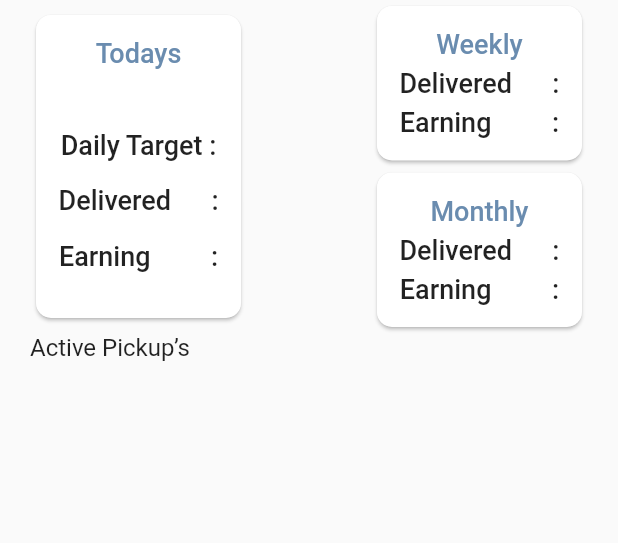
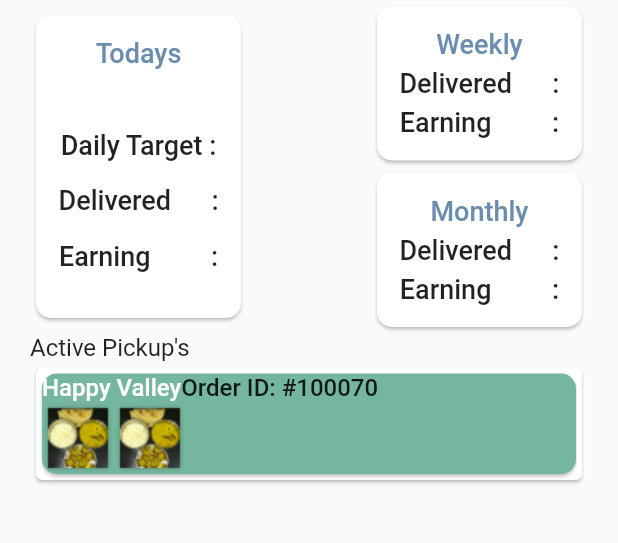
Before and after one commit to manishtalele/riderapp, a Flutter app: the HomeScreen screen opened directly, on a phone screen of 412 x 824 dp, the part 150-693 px from its top. Run offline on Flutter 3.47's test engine with Material 2 defaults, Android fonts, the phone set to English and light mode, and no system bars; our stand-ins replace firebase_core; accounts and stored records are empty.

```diff
--- a/lib/homescreen.dart
+++ b/lib/homescreen.dart
@@ -85,7 +85,45 @@ class _HomeScreenState extends State<HomeScreen> {
                 ),
               ],
             ),
-            const Text("Active Pickup’s", style: TextStyle(fontSize: 16, fontWeight: FontWeight.w400),)
+            const Text("Active Pickup's", style: TextStyle(fontSize: 16, fontWeight: FontWeight.w400),),
+            Card(
+              child:Column(
+                children: [
+                  Card(
+                    color: primary2Color,
+                    shape:RoundedRectangleBorder(
+                      borderRadius: BorderRadius.circular(10),
+                    ),
+                    child: Column(
+                      children: [
+                        Row(
+                          children:const [
+                            Text("Happy Valley",
+                            style:TextStyle(
+                              color:Colors.white,
+                              fontSize: 16,
+                              fontWeight:FontWeight.w500,
+                              )
+                            ),
+                            Text("Order ID: #100070",
+                            style:TextStyle(
+                              fontSize: 16,
+                              fontWeight:FontWeight.w500
+                            )),
+                            ]
+                            ),
+                        Row(
+                          children:[
+                            Image.asset("assets/img1.png"),
+                            Image.asset("assets/img1.png")
+                          ]
+                        )
+                          ]
+                        )
+                  )
+                ],
+              )
+            )
           ],
         ),
       ),
```
Also changed, not shown: assets/img1.png (added), assets/img2.png (added).
